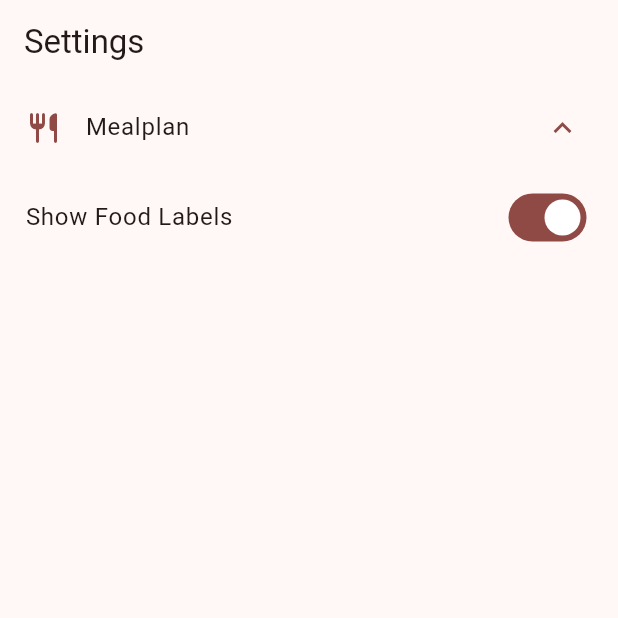
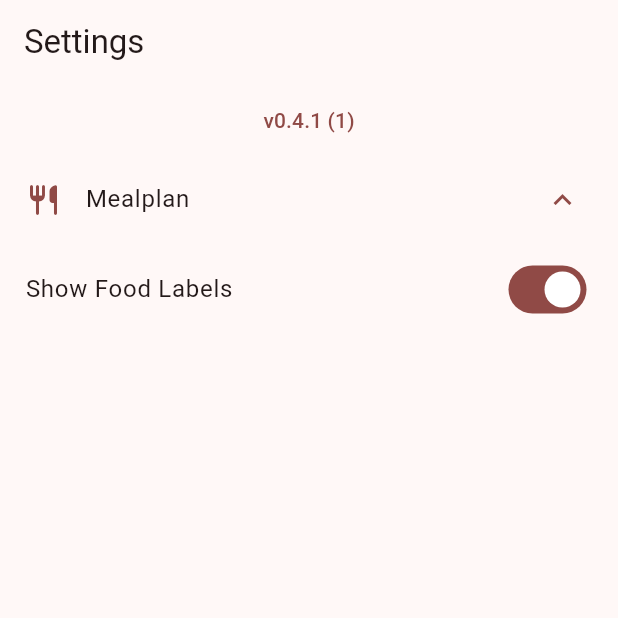
Before and after one commit to dev-redcube/betterHM, a Flutter app: the SettingsScreen screen opened by its route, on a phone screen of 412 x 824 dp, the top half of it. Run offline on Flutter 3.47's test engine with Material 2 defaults, Android fonts, the light colour scheme and no system bars; drawn by our look-alikes of dynamic_color; our stand-ins replace go_router, isar, package_info_plus, shared_preferences; missing offline and left inert: workmanager; accounts and stored records are empty; generated files the repository leaves out were written again; network calls fail.

Commit message:
app info in settings

```diff
--- /dev/null
+++ b/lib/components/settings/app_info.dart
@@ -0,0 +1,37 @@
+import 'package:better_hm/i18n/strings.g.dart';
+import 'package:flutter/material.dart';
+import 'package:package_info_plus/package_info_plus.dart';
+
+class AppInfo extends StatelessWidget {
+  const AppInfo({Key? key}) : super(key: key);
+
+  void _showAboutDialog(
+          BuildContext context, PackageInfo info, String versionText) =>
+      showAboutDialog(
+        context: context,
+        applicationVersion: versionText,
+        applicationLegalese: t.app_info.licenseNotice(buildYear: "2023"),
+      );
+
+  @override
+  Widget build(BuildContext context) {
+    return FutureBuilder(
+      future: PackageInfo.fromPlatform(),
+      builder: (context, snapshot) {
+        final PackageInfo? info = snapshot.data;
+        String text;
+        if (!snapshot.hasData) {
+          text = "loading version info";
+        } else {
+          text = "v${info!.version} (${info.buildNumber})";
+        }
+        return TextButton(
+          child: Text(text),
+          onPressed: () {
+            _showAboutDialog(context, info!, text);
+          },
+        );
+      },
+    );
+  }
+}
--- a/lib/i18n/strings.i18n.json
+++ b/lib/i18n/strings.i18n.json
@@ -1,5 +1,8 @@
 {
   "app_name": "Better HM",
+  "app_info": {
+    "licenseNotice": "Better HM Copyright (c) 2023-$buildYear Moritz Huber \nThis Program comes without any warranty. It is free Software and you are welcome to redistribute and modify it under certain conditions."
+  },
   "navigation": {
     "dashboard": "Dashboard",
     "mealplan": "Mealplan",
--- a/lib/i18n/strings_de.i18n.json
+++ b/lib/i18n/strings_de.i18n.json
@@ -1,5 +1,8 @@
 {
   "app_name": "Better HM",
+  "app_info": {
+    "licenseNotice": "Better HM Copyright (c) 2023-$buildYear Moritz Huber \nDieses Programm kommt ohne Gewährleistung. Dies ist freie Stoftware. Du darft diese Software unter bestimmten Bedingungen gerne bearbeiten und weiterverteilen."
+  },
   "navigation": {
     "dashboard": "Dashboard",
     "mealplan": "Essensplan",
--- a/lib/screens/settings_screen.dart
+++ b/lib/screens/settings_screen.dart
@@ -1,3 +1,4 @@
+import 'package:better_hm/components/settings/app_info.dart';
 import 'package:better_hm/components/settings/settings_switch.dart';
 import 'package:better_hm/i18n/strings.g.dart';
 import 'package:better_hm/providers/prefs/prefs.dart';
@@ -49,6 +50,7 @@ class _SettingsScreenState extends State<SettingsScreen> {
       ),
       body: Column(
         children: [
+          const AppInfo(),
           // ExpansionTile(
           //   initiallyExpanded: true,
           //   leading: const Icon(Icons.app_settings_alt_rounded),
--- a/pubspec.yaml
+++ b/pubspec.yaml
@@ -45,6 +45,7 @@ dependencies:
   provider: ^6.0.5
   slang: ^3.17.0
   slang_flutter: ^3.17.0
+  package_info_plus: ^4.0.2
 
 dev_dependencies:
   flutter_test:
```
Also changed, not shown: pubspec.lock, 2 other files.
